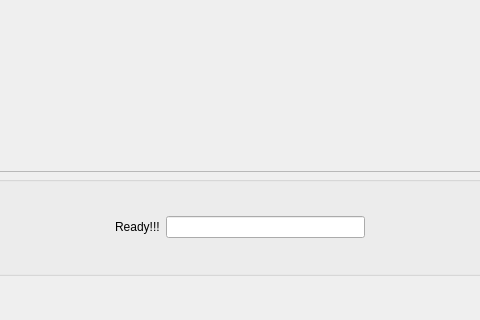
First picture: the form in mainwindow.ui, repository nphelpsiv/Education-App, before the edit; both pictures show x 165 to 645 and y 360 to 680 of the 850 by 680 pixel window.
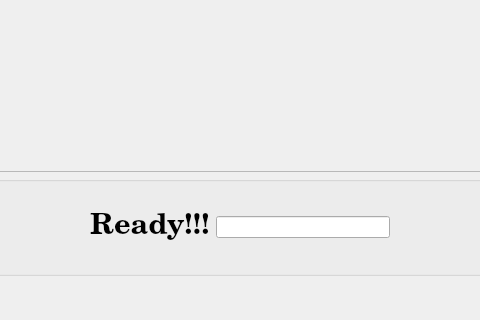
Second picture: the form after the edit. The open tabs and pages were chosen to show the change. Icons and pictures are not drawn.

Commit message: basic change to operator font

```diff
--- a/mainwindow.ui
+++ b/mainwindow.ui
@@ -2012,6 +2012,14 @@
              </item>
              <item row="0" column="2">
               <widget class="QLabel" name="operatorLabel">
+               <property name="font">
+                <font>
+                 <family>Century Schoolbook L</family>
+                 <pointsize>22</pointsize>
+                 <weight>75</weight>
+                 <bold>true</bold>
+                </font>
+               </property>
                <property name="text">
                 <string>Ready!!!</string>
                </property>
```
Left out of the diff: 2 changed lines with no effect on the pictures.
